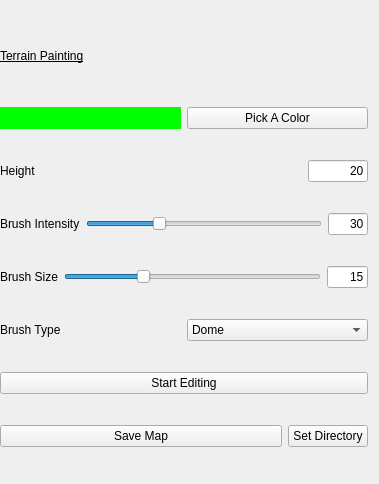
The window that asset_collector_tool/qsf_editor/tools/TerrainEditColorMapToolbox.ui (KillerConsti/EditorTools) describes before a commit, drawn with Qt 5.
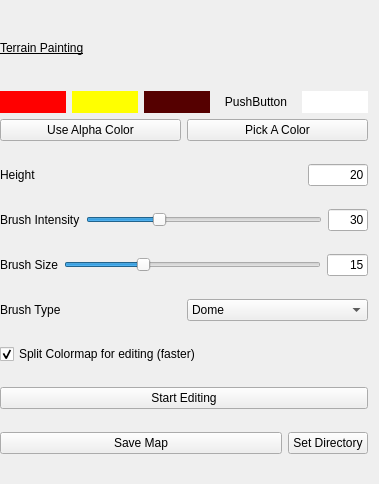
The same window after the commit.

Commit message: working color map, working texture map

What changed in the file:
```diff
--- a/asset_collector_tool/qsf_editor/tools/TerrainEditColorMapToolbox.ui
+++ b/asset_collector_tool/qsf_editor/tools/TerrainEditColorMapToolbox.ui
@@ -59,29 +59,253 @@
     </widget>
    </item>
    <item>
-    <layout class="QHBoxLayout" name="horizontalLayout">
+    <layout class="QVBoxLayout" name="verticalLayout_3">
      <item>
-      <widget class="QLabel" name="label_6">
-       <property name="styleSheet">
-        <string notr="true">background-color: rgb(0, 255, 0)</string>
-       </property>
-       <property name="text">
-        <string/>
-       </property>
-      </widget>
+      <layout class="QHBoxLayout" name="horizontalLayout">
+       <item>
+        <widget class="QPushButton" name="col1">
+         <property name="palette">
+          <palette>
+           <active>
+            <colorrole role="Button">
+             <brush brushstyle="SolidPattern">
+              <color alpha="255">
+               <red>255</red>
+               <green>0</green>
+               <blue>0</blue>
+              </color>
+             </brush>
+            </colorrole>
+           </active>
+           <inactive>
+            <colorrole role="Button">
+             <brush brushstyle="SolidPattern">
+              <color alpha="255">
+               <red>255</red>
+               <green>0</green>
+               <blue>0</blue>
+              </color>
+             </brush>
+            </colorrole>
+           </inactive>
+           <disabled>
+            <colorrole role="Button">
+             <brush brushstyle="SolidPattern">
+              <color alpha="255">
+               <red>255</red>
+               <green>0</green>
+               <blue>0</blue>
+              </color>
+             </brush>
+            </colorrole>
+           </disabled>
+          </palette>
+         </property>
+         <property name="autoFillBackground">
+          <bool>true</bool>
+         </property>
+         <property name="text">
+          <string/>
+         </property>
+         <property name="checkable">
+          <bool>false</bool>
+         </property>
+         <property name="default">
+          <bool>false</bool>
+         </property>
+         <property name="flat">
+          <bool>true</bool>
+         </property>
+        </widget>
+       </item>
+       <item>
+        <widget class="QPushButton" name="col2">
+         <property name="palette">
+          <palette>
+           <active>
+            <colorrole role="Button">
+             <brush brushstyle="SolidPattern">
+              <color alpha="255">
+               <red>255</red>
+               <green>255</green>
+               <blue>0</blue>
+              </color>
+             </brush>
+            </colorrole>
+           </active>
+           <inactive>
+            <colorrole role="Button">
+             <brush brushstyle="SolidPattern">
+              <color alpha="255">
+               <red>255</red>
+               <green>255</green>
+               <blue>0</blue>
+              </color>
+             </brush>
+            </colorrole>
+           </inactive>
+           <disabled>
+            <colorrole role="Button">
+             <brush brushstyle="SolidPattern">
+              <color alpha="255">
+               <red>255</red>
+               <green>255</green>
+               <blue>0</blue>
+              </color>
+             </brush>
+            </colorrole>
+           </disabled>
+          </palette>
+         </property>
+         <property name="autoFillBackground">
+          <bool>true</bool>
+         </property>
+         <property name="text">
+          <string/>
+         </property>
+         <property name="flat">
+          <bool>true</bool>
+         </property>
+        </widget>
+       </item>
+       <item>
+        <widget class="QPushButton" name="col3">
+         <property name="palette">
+          <palette>
+           <active>
+            <colorrole role="Button">
+             <brush brushstyle="SolidPattern">
+              <color alpha="255">
+               <red>85</red>
+               <green>0</green>
+               <blue>0</blue>
+              </color>
+             </brush>
+            </colorrole>
+           </active>
+           <inactive>
+            <colorrole role="Button">
+             <brush brushstyle="SolidPattern">
+              <color alpha="255">
+               <red>85</red>
+               <green>0</green>
+               <blue>0</blue>
+              </color>
+             </brush>
+            </colorrole>
+           </inactive>
+           <disabled>
+            <colorrole role="Button">
+             <brush brushstyle="SolidPattern">
+              <color alpha="255">
+               <red>85</red>
+               <green>0</green>
+               <blue>0</blue>
+              </color>
+             </brush>
+            </colorrole>
+           </disabled>
+          </palette>
+         </property>
+         <property name="autoFillBackground">
+          <bool>true</bool>
+         </property>
+         <property name="text">
+          <string/>
+         </property>
+         <property name="flat">
+          <bool>true</bool>
+         </property>
+        </widget>
+       </item>
+       <item>
+        <widget class="QPushButton" name="col4">
+         <property name="autoFillBackground">
+          <bool>true</bool>
+         </property>
+         <property name="text">
+          <string>PushButton</string>
+         </property>
+         <property name="flat">
+          <bool>true</bool>
+         </property>
+        </widget>
+       </item>
+       <item>
+        <widget class="QPushButton" name="col5">
+         <property name="palette">
+          <palette>
+           <active>
+            <colorrole role="Button">
+             <brush brushstyle="SolidPattern">
+              <color alpha="255">
+               <red>255</red>
+               <green>255</green>
+               <blue>255</blue>
+              </color>
+             </brush>
+            </colorrole>
+           </active>
+           <inactive>
+            <colorrole role="Button">
+             <brush brushstyle="SolidPattern">
+              <color alpha="255">
+               <red>255</red>
+               <green>255</green>
+               <blue>255</blue>
+              </color>
+             </brush>
+            </colorrole>
+           </inactive>
+           <disabled>
+            <colorrole role="Button">
+             <brush brushstyle="SolidPattern">
+              <color alpha="255">
+               <red>255</red>
+               <green>255</green>
+               <blue>255</blue>
+              </color>
+             </brush>
+            </colorrole>
+           </disabled>
+          </palette>
+         </property>
+         <property name="autoFillBackground">
+          <bool>true</bool>
+         </property>
+         <property name="text">
+          <string/>
+         </property>
+         <property name="flat">
+          <bool>true</bool>
+         </property>
+        </widget>
+       </item>
+      </layout>
      </item>
      <item>
-      <widget class="QPushButton" name="pick_a_color_button">
-       <property name="autoFillBackground">
-        <bool>true</bool>
-       </property>
-       <property name="text">
-        <string>Pick A Color</string>
-       </property>
-       <property name="checkable">
-        <bool>true</bool>
-       </property>
-      </widget>
+      <layout class="QHBoxLayout" name="horizontalLayout_9">
+       <item>
+        <widget class="QPushButton" name="pushButton_3">
+         <property name="text">
+          <string>Use Alpha Color</string>
+         </property>
+        </widget>
+       </item>
+       <item>
+        <widget class="QPushButton" name="pick_a_color_button">
+         <property name="autoFillBackground">
+          <bool>true</bool>
+         </property>
+         <property name="text">
+          <string>Pick A Color</string>
+         </property>
+         <property name="checkable">
+          <bool>true</bool>
+         </property>
+        </widget>
+       </item>
+      </layout>
      </item>
     </layout>
    </item>
@@ -251,6 +475,16 @@
      </item>
     </layout>
    </item>
+   <item>
+    <widget class="QCheckBox" name="checkBox">
+     <property name="text">
+      <string>Split Colormap for editing (faster)</string>
+     </property>
+     <property name="checked">
+      <bool>true</bool>
+     </property>
+    </widget>
+   </item>
    <item>
     <widget class="QPushButton" name="pushButtonSelect">
      <property name="text">
```
The commit also changes 12 other files.
